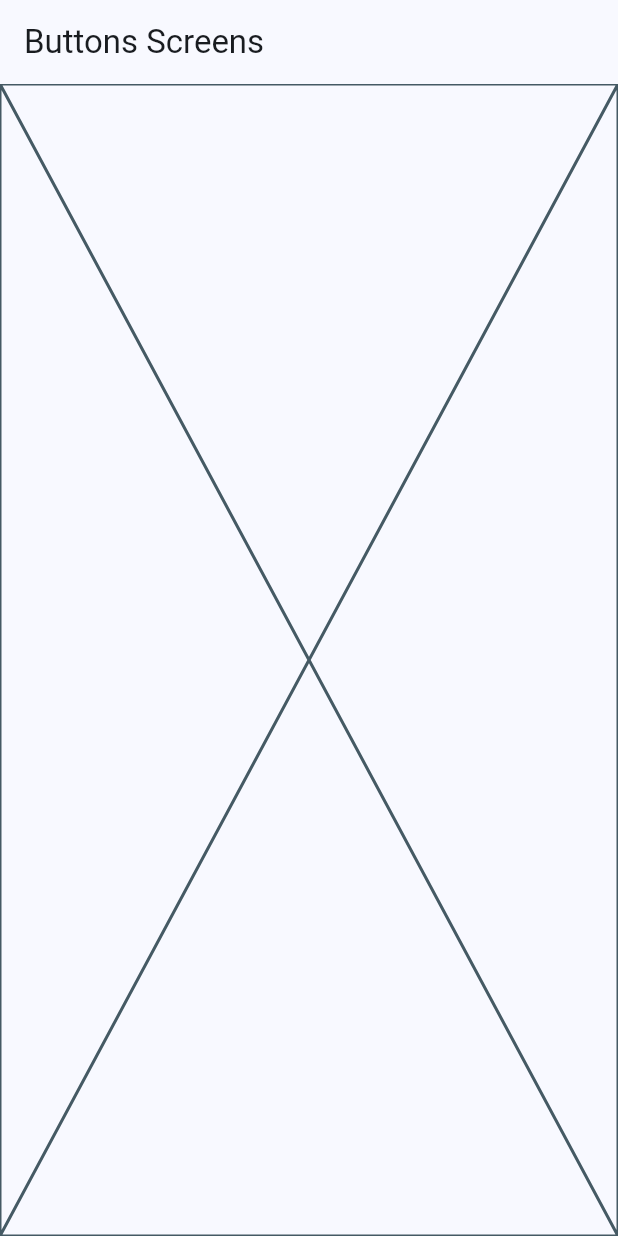
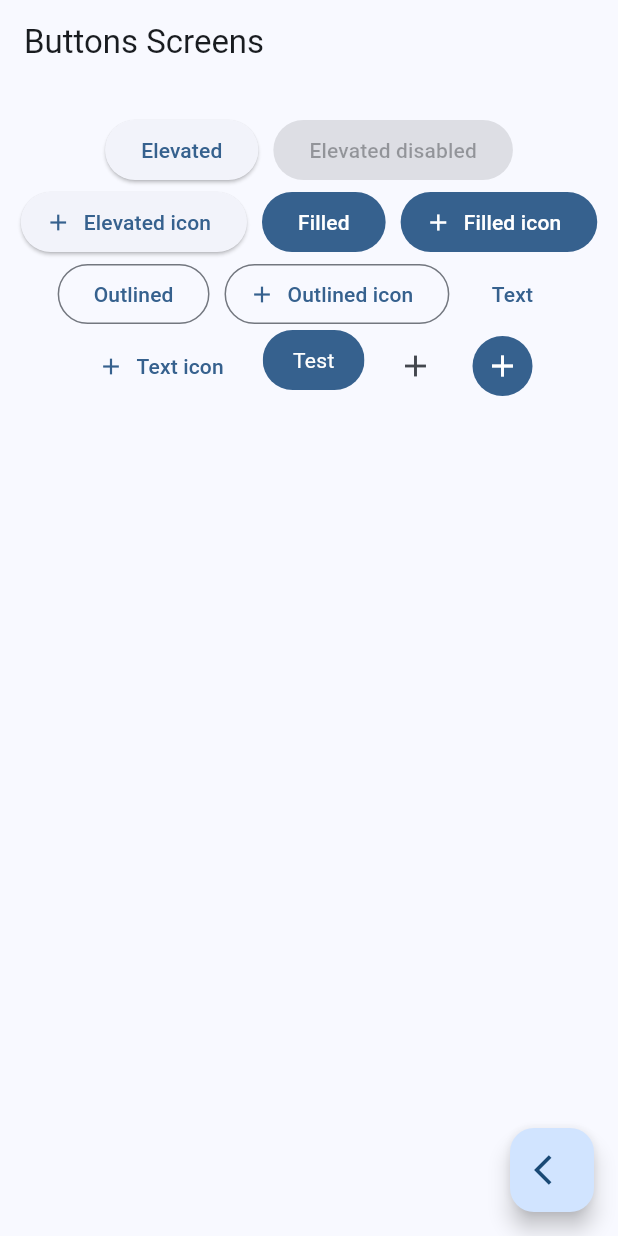
Before and after one commit to danielalejandroalanis/flutter-material3-widgets, a Flutter app: the ButtonsScreen screen opened by its route, on a phone screen of 412 x 824 dp. Run offline on Flutter 3.47's test engine with Material 3 defaults, Android fonts, the phone set to English and light mode, and no system bars; our stand-ins replace go_router.

Commit message:
buttons screens finalizado

```diff
--- a/lib/presentation/screens/buttons/buttons_screens.dart
+++ b/lib/presentation/screens/buttons/buttons_screens.dart
@@ -1,4 +1,5 @@
 import 'package:flutter/material.dart';
+import 'package:go_router/go_router.dart';
 
 class ButtonsScreen extends StatelessWidget {
   static const String name = 'buttons_screen';
@@ -10,7 +11,92 @@ class ButtonsScreen extends StatelessWidget {
       appBar: AppBar(
         title: const Text("Buttons Screens"),
       ),
-      body: const Placeholder(),
+      body: const _ButtonsView(),
+      floatingActionButton: FloatingActionButton(
+        child: const Icon(Icons.arrow_back_ios),
+        onPressed: () {
+          context.pop();
+        },
+      ),
     );
   }
 }
+
+class _ButtonsView extends StatelessWidget {
+  const _ButtonsView();
+
+  @override
+  Widget build(BuildContext context) {
+    final colors = Theme.of(context).colorScheme;
+
+    return SizedBox(
+      width: double.infinity,
+      child: Padding(
+        padding: const EdgeInsets.symmetric(horizontal: 10, vertical: 20),
+        child: Wrap(
+          alignment: WrapAlignment.center,
+          spacing: 10,
+          children: [
+            ElevatedButton(child: const Text("Elevated"), onPressed: () {}),
+            const ElevatedButton(
+                onPressed: null, child: Text("Elevated disabled")),
+            ElevatedButton.icon(
+                onPressed: () {},
+                label: const Text("Elevated icon"),
+                icon: const Icon(Icons.add)),
+            FilledButton(onPressed: () {}, child: const Text("Filled")),
+            FilledButton.icon(
+                onPressed: () {},
+                label: const Text("Filled icon"),
+                icon: const Icon(Icons.add)),
+            OutlinedButton(onPressed: () {}, child: const Text("Outlined")),
+            OutlinedButton.icon(
+                onPressed: () {},
+                icon: const Icon(Icons.add),
+                label: const Text("Outlined icon")),
+            TextButton(onPressed: () {}, child: const Text("Text")),
+            TextButton.icon(
+                onPressed: () {},
+                icon: const Icon(Icons.add),
+                label: const Text("Text icon")),
+            const CustomButton(),
+            IconButton(onPressed: () {}, icon: const Icon(Icons.add)),
+            IconButton(
+              onPressed: () {},
+              icon: const Icon(Icons.add),
+              style: ButtonStyle(
+                backgroundColor: WidgetStatePropertyAll(colors.primary),
+                iconColor: const WidgetStatePropertyAll(Colors.white),
+              ),
+            )
+          ],
+        ),
+      ),
+    );
+  }
+}
+
+class CustomButton extends StatelessWidget {
+  const CustomButton({super.key});
+
+  @override
+  Widget build(BuildContext context) {
+    final colors = Theme.of(context).colorScheme;
+
+    return ClipRRect(
+      borderRadius: BorderRadius.circular(20),
+      child: Material(
+        color: colors.primary,
+        child: InkWell(
+          onTap: () {},
+          child: const Padding(
+              padding: EdgeInsets.symmetric(horizontal: 20, vertical: 10),
+              child: Text(
+                "Test",
+                style: TextStyle(color: Colors.white),
+              )),
+        ),
+      ),
+    );
+  }
+}
```
